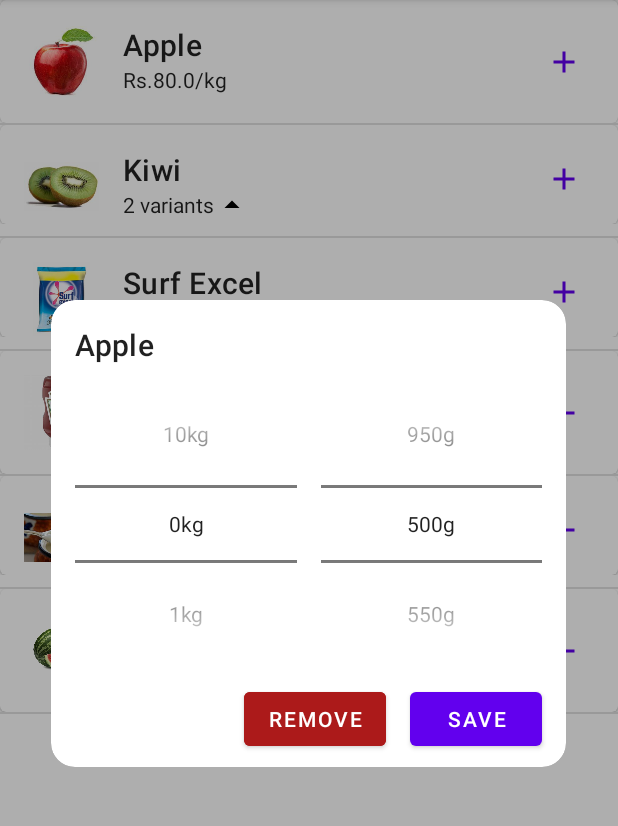
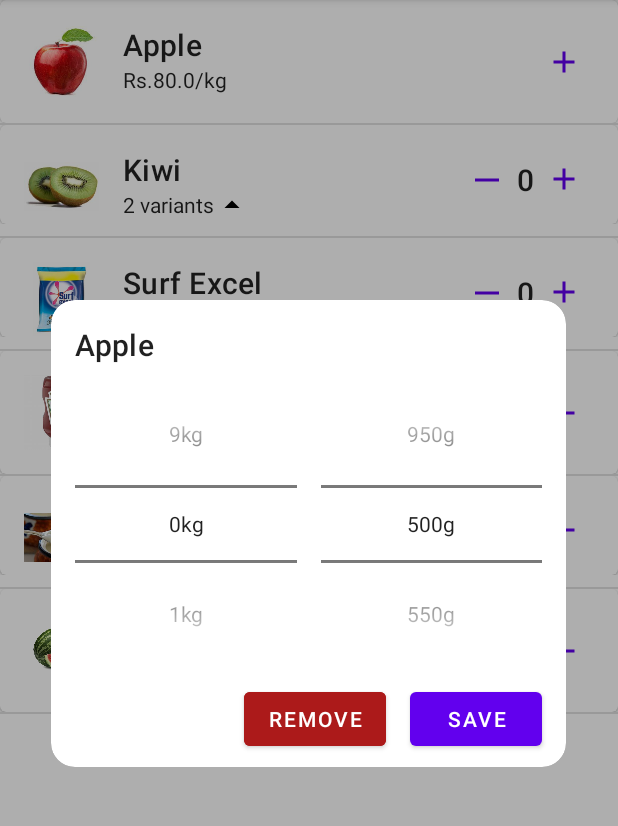
Before and after one commit to pulkitagrawal20/MyEcomApp, an Android app: the screen it shows after launch (MainActivity), after a tap on an icon or button, on a phone screen of 412 x 824 dp, the part 84-910 px from its top. Run offline under Robolectric (Android 15) with nearby library versions, the phone set to English and light mode, and no system bars.

Commit message:
INITIAL COMMIT

```diff
--- a/user-app/src/main/java/com/example/android/myecom/controllers/databinders/VBProductBinder.java
+++ b/user-app/src/main/java/com/example/android/myecom/controllers/databinders/VBProductBinder.java
@@ -50,6 +50,7 @@ public void onBind(Product product , ItemVbProductBinding binding , int position
 
     editQty(product,binding,position);
 
+
     updateViews(product,binding);
 }
 
@@ -66,11 +67,11 @@ public void onBind(Product product , ItemVbProductBinding binding , int position
             }
         }
         //update views
-        if (qty > 0) {
+        if (qty >0) {
             binding.nonZeroQtyGrp.setVisibility(View.VISIBLE);
             binding.qty.setText(qty + "");
         } else {
-            binding.nonZeroQtyGrp.setVisibility(View.GONE);
+            binding.nonZeroQtyGrp.setVisibility(View.VISIBLE);
             binding.qty.setText(0 + "");
         }
     }
--- a/user-app/src/main/java/com/example/android/myecom/dialog/WeightPickerDialaog.java
+++ b/user-app/src/main/java/com/example/android/myecom/dialog/WeightPickerDialaog.java
@@ -176,7 +176,7 @@ private AdapterCallBackListener listener;
     }
 
     private void initializeNumberPickerForKg() {
-        int NUMBER_OF_VALUES = 11 - minValueKg;
+        int NUMBER_OF_VALUES = 10 - minValueKg;
 
         int PICKER_RANGE = minValueKg;
         String[] displayedValues = new String[NUMBER_OF_VALUES];
--- a/user-app/src/main/res/layout/item_vb_product.xml
+++ b/user-app/src/main/res/layout/item_vb_product.xml
@@ -110,6 +110,7 @@
                 android:layout_height="wrap_content"
                 android:layout_marginEnd="8dp"
                 android:text="0"
+                android:visibility="visible"
                 android:gravity="center"
                 app:layout_constraintBottom_toBottomOf="@+id/incBtn"
                 app:layout_constraintEnd_toStartOf="@+id/incBtn"
--- a/user-app/src/main/res/layout/item_wb_product.xml
+++ b/user-app/src/main/res/layout/item_wb_product.xml
@@ -93,7 +93,7 @@
                 android:layout_height="wrap_content"
                 android:layout_marginRight="24dp"
                 android:background="?attr/selectableItemBackgroundBorderless"
-                app:srcCompat="@drawable/ic_baseline_horizontal_rule_24"
+                app:srcCompat="@drawable/ic_baseline_edit_24"
                 app:layout_constraintBottom_toBottomOf="parent"
                 app:layout_constraintRight_toRightOf="parent"
                 app:layout_constraintTop_toTopOf="parent"
```
